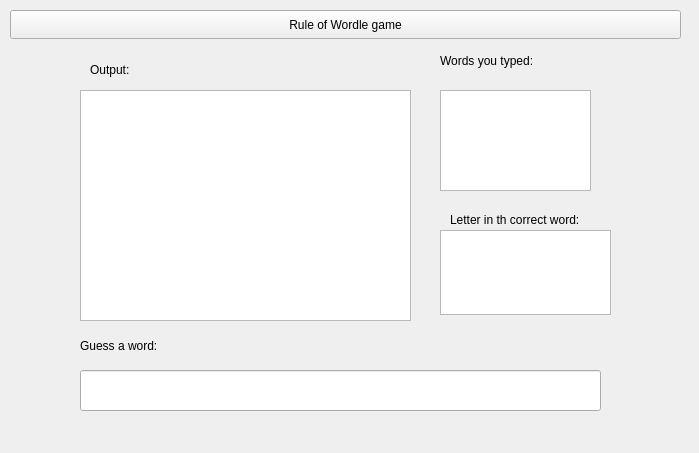
Above: cs4076_pro/wordledialog.ui from 7LuxinC/programming_project before the change. Below: the same form after it.
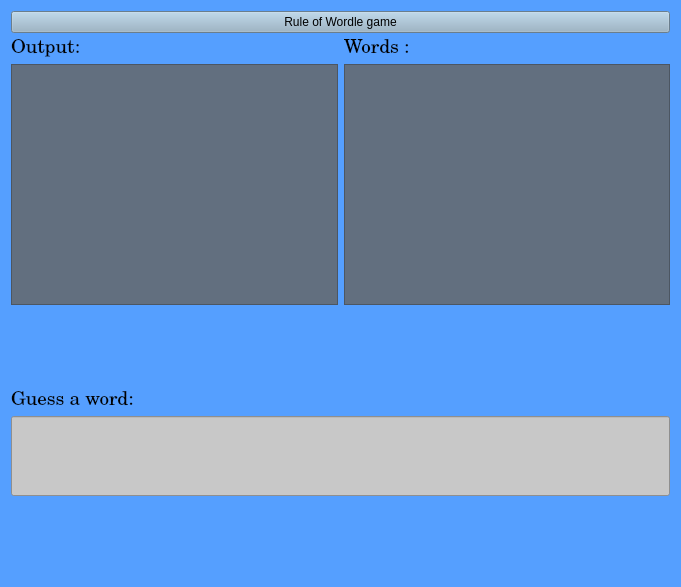
That is the form after the change.

What changed in the file:
```diff
--- a/cs4076_pro/wordledialog.ui
+++ b/cs4076_pro/wordledialog.ui
@@ -6,124 +6,168 @@
    <rect>
     <x>0</x>
     <y>0</y>
-    <width>699</width>
-    <height>453</height>
+    <width>681</width>
+    <height>587</height>
    </rect>
   </property>
   <property name="windowTitle">
    <string>Dialog</string>
   </property>
-  <widget class="QLineEdit" name="lineEdit">
-   <property name="geometry">
-    <rect>
-     <x>80</x>
-     <y>370</y>
-     <width>521</width>
-     <height>41</height>
-    </rect>
-   </property>
-   <property name="text">
-    <string/>
-   </property>
-  </widget>
-  <widget class="QTextEdit" name="opText">
-   <property name="geometry">
-    <rect>
-     <x>80</x>
-     <y>90</y>
-     <width>331</width>
-     <height>231</height>
-    </rect>
-   </property>
-  </widget>
-  <widget class="QTextEdit" name="typedWords">
-   <property name="geometry">
-    <rect>
-     <x>440</x>
-     <y>90</y>
-     <width>151</width>
-     <height>101</height>
-    </rect>
-   </property>
-  </widget>
-  <widget class="QLabel" name="label">
-   <property name="geometry">
-    <rect>
-     <x>440</x>
-     <y>50</y>
-     <width>161</width>
-     <height>21</height>
-    </rect>
-   </property>
-   <property name="text">
-    <string>Words you typed:</string>
-   </property>
-  </widget>
-  <widget class="QLabel" name="label_2">
-   <property name="geometry">
-    <rect>
-     <x>80</x>
-     <y>330</y>
-     <width>141</width>
-     <height>31</height>
-    </rect>
-   </property>
-   <property name="text">
-    <string>Guess a word:</string>
-   </property>
-  </widget>
-  <widget class="QLabel" name="label_3">
-   <property name="geometry">
-    <rect>
-     <x>90</x>
-     <y>60</y>
-     <width>63</width>
-     <height>20</height>
-    </rect>
-   </property>
-   <property name="text">
-    <string>Output:</string>
-   </property>
-  </widget>
-  <widget class="QPushButton" name="pushButton">
-   <property name="geometry">
-    <rect>
-     <x>10</x>
-     <y>10</y>
-     <width>671</width>
-     <height>29</height>
-    </rect>
-   </property>
-   <property name="text">
-    <string>Rule of Wordle game</string>
-   </property>
-   <property name="autoDefault">
-    <bool>false</bool>
-   </property>
-  </widget>
-  <widget class="QLabel" name="label_4">
-   <property name="geometry">
-    <rect>
-     <x>450</x>
-     <y>210</y>
-     <width>181</width>
-     <height>20</height>
-    </rect>
-   </property>
-   <property name="text">
-    <string>Letter in th correct word:</string>
-   </property>
-  </widget>
-  <widget class="QPlainTextEdit" name="pri">
-   <property name="geometry">
-    <rect>
-     <x>440</x>
-     <y>230</y>
-     <width>171</width>
-     <height>85</height>
-    </rect>
-   </property>
-  </widget>
+  <property name="styleSheet">
+   <string notr="true">background-color: rgb(85, 159, 255);</string>
+  </property>
+  <layout class="QVBoxLayout" name="verticalLayout_6">
+   <item>
+    <layout class="QVBoxLayout" name="verticalLayout_5">
+     <item>
+      <widget class="QPushButton" name="pushButton">
+       <property name="styleSheet">
+        <string notr="true">background-color: rgb(148, 176, 197);</string>
+       </property>
+       <property name="text">
+        <string>Rule of Wordle game</string>
+       </property>
+       <property name="autoDefault">
+        <bool>false</bool>
+       </property>
+      </widget>
+     </item>
+     <item>
+      <layout class="QHBoxLayout" name="horizontalLayout_2">
+       <item>
+        <layout class="QVBoxLayout" name="verticalLayout_4">
+         <item>
+          <layout class="QHBoxLayout" name="horizontalLayout">
+           <item>
+            <layout class="QVBoxLayout" name="verticalLayout">
+             <item>
+              <widget class="QLabel" name="label_3">
+               <property name="font">
+                <font>
+                 <family>Century</family>
+                 <pointsize>14</pointsize>
+                </font>
+               </property>
+               <property name="styleSheet">
+                <string notr="true">background-color: rgb(85, 159, 255);</string>
+               </property>
+               <property name="text">
+                <string>Output:</string>
+               </property>
+              </widget>
+             </item>
+             <item>
+              <widget class="QTextEdit" name="opText">
+               <property name="font">
+                <font>
+                 <pointsize>12</pointsize>
+                </font>
+               </property>
+               <property name="styleSheet">
+                <string notr="true">background-color: rgb(98, 111, 127);</string>
+               </property>
+              </widget>
+             </item>
+            </layout>
+           </item>
+           <item>
+            <layout class="QVBoxLayout" name="verticalLayout_2">
+             <item>
+              <widget class="QLabel" name="label">
+               <property name="font">
+                <font>
+                 <family>Century</family>
+                 <pointsize>14</pointsize>
+                </font>
+               </property>
+               <property name="text">
+                <string>Words :</string>
+               </property>
+              </widget>
+             </item>
+             <item>
+              <widget class="QTextEdit" name="typedWords">
+               <property name="font">
+                <font>
+                 <family>Century</family>
+                 <pointsize>28</pointsize>
+                </font>
+               </property>
+               <property name="styleSheet">
+                <string notr="true">background-color: rgb(98, 111, 127);</string>
+               </property>
+              </widget>
+             </item>
+            </layout>
+           </item>
+          </layout>
+         </item>
+         <item>
+          <layout class="QVBoxLayout" name="verticalLayout_3">
+           <item>
+            <spacer name="verticalSpacer_2">
+             <property name="orientation">
+              <enum>Qt::Vertical</enum>
+             </property>
+             <property name="sizeHint" stdset="0">
+              <size>
+               <width>20</width>
+               <height>40</height>
+              </size>
+             </property>
+            </spacer>
+           </item>
+           <item>
+            <widget class="QLabel" name="label_2">
+             <property name="font">
+              <font>
+               <family>Century</family>
+               <pointsize>14</pointsize>
+              </font>
+             </property>
+             <property name="text">
+              <string>Guess a word:</string>
+             </property>
+            </widget>
+           </item>
+           <item>
+            <widget class="QLineEdit" name="lineEdit">
+             <property name="sizePolicy">
+              <sizepolicy hsizetype="Expanding" vsizetype="Expanding">
+               <horstretch>0</horstretch>
+               <verstretch>0</verstretch>
+              </sizepolicy>
+             </property>
+             <property name="styleSheet">
+              <string notr="true">background-color: rgb(200, 200, 200);</string>
+             </property>
+             <property name="text">
+              <string/>
+             </property>
+            </widget>
+           </item>
+           <item>
+            <spacer name="verticalSpacer">
+             <property name="orientation">
+              <enum>Qt::Vertical</enum>
+             </property>
+             <property name="sizeHint" stdset="0">
+              <size>
+               <width>20</width>
+               <height>50</height>
+              </size>
+             </property>
+            </spacer>
+           </item>
+          </layout>
+         </item>
+        </layout>
+       </item>
+      </layout>
+     </item>
+    </layout>
+   </item>
+  </layout>
  </widget>
  <resources/>
  <connections/>
```
Left out of the diff: 2 changed lines with no effect on the pictures.
